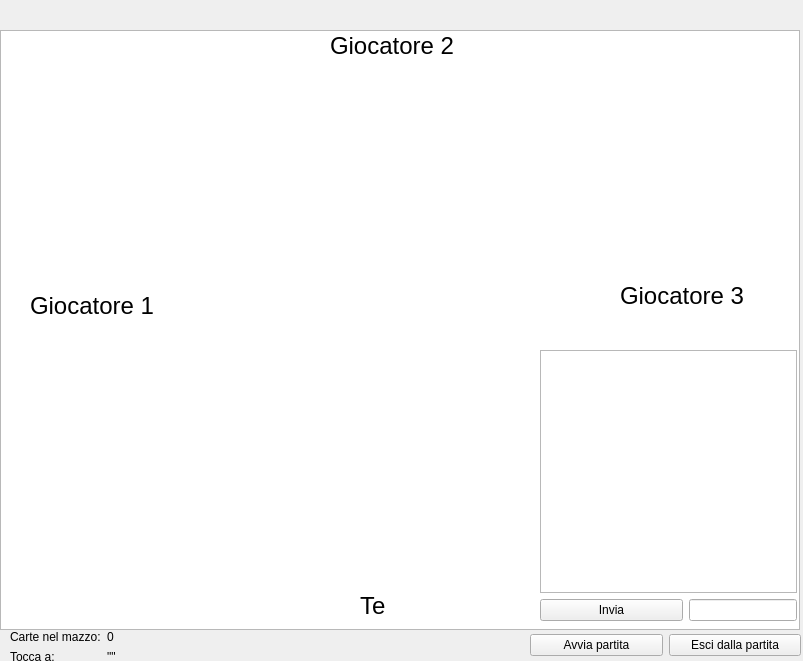
tizbac/briscola, file Client/gamewindow.ui: the form before one commit.
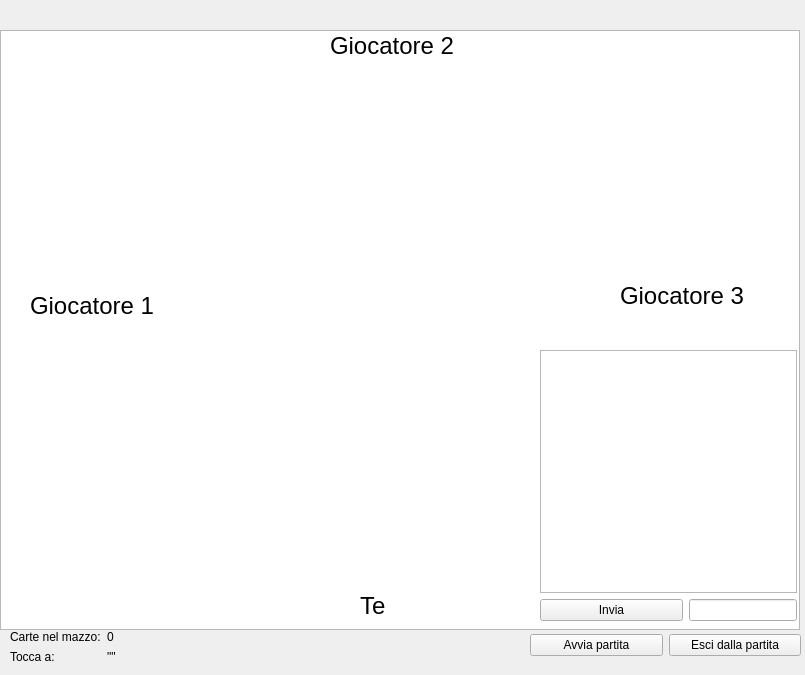
The form after the commit.

Patch:
```diff
--- a/Client/gamewindow.ui
+++ b/Client/gamewindow.ui
@@ -6,8 +6,8 @@
    <rect>
     <x>0</x>
     <y>0</y>
-    <width>803</width>
-    <height>661</height>
+    <width>805</width>
+    <height>675</height>
    </rect>
   </property>
   <property name="windowTitle">
@@ -49,7 +49,7 @@
       <x>10</x>
       <y>630</y>
       <width>241</width>
-      <height>34</height>
+      <height>42</height>
      </rect>
     </property>
     <layout class="QFormLayout" name="formLayout">
```
Left out of the diff: 21 changed lines with no effect on the pictures.
